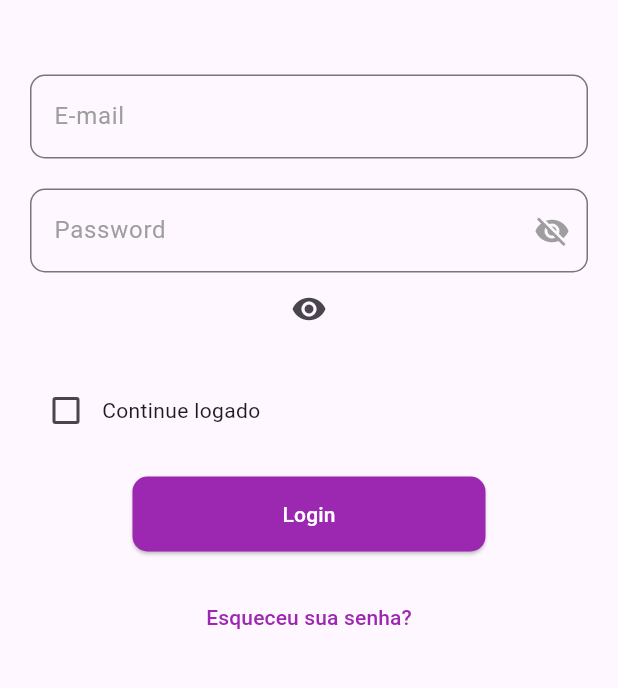
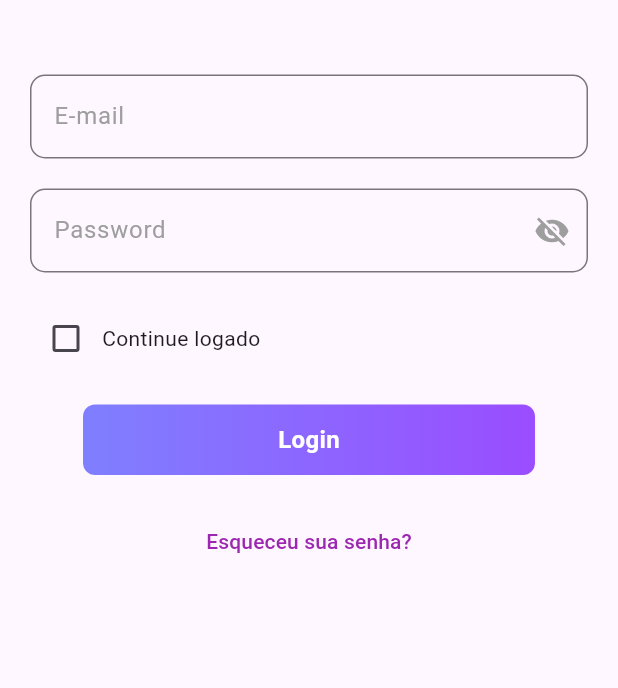
Before and after one commit to DaviTaiyo/FeelHope-FrontEnd, a Flutter app: the screen it shows after launch, after a tap on "Login", on a phone screen of 412 x 824 dp, the part 215-903 px from its top. Run offline on Flutter 3.47's test engine with Material 3 defaults, Android fonts, the light colour scheme and no system bars; our stand-ins replace dio; accounts and stored records are empty; network calls fail.

Commit message:
gradienteButton component

```diff
--- /dev/null
+++ b/lib/components/gradiente_button.dart
@@ -0,0 +1,40 @@
+import 'package:flutter/material.dart';
+
+class GradienteButton extends StatelessWidget {
+  final String text;
+  final VoidCallback onPressed;
+  final Gradient gradient;
+  final Color textColor;
+  final double? width;
+  final double? height;
+  final double? textSize;
+
+  const GradienteButton({
+    Key? key,
+    required this.text,
+    required this.onPressed,
+    required this.gradient,
+    required this.textColor,
+    this.height,
+    this.width,
+    this.textSize,
+  }) : super(key: key);
+
+  @override
+  Widget build(BuildContext context) {
+    return GestureDetector(
+      onTap: onPressed,
+      child: Container(
+        padding: EdgeInsets.symmetric(horizontal: width ?? 24, vertical: height ?? 12),
+        decoration: BoxDecoration(
+          gradient: gradient,
+          borderRadius: BorderRadius.circular(8),
+        ),
+        child: Text(
+          text,
+          style: TextStyle(color: textColor, fontSize: textSize ?? 16, fontWeight: FontWeight.bold),
+        ),
+      ),
+    );
+  }
+}
--- a/lib/presentation/state/login_state.dart
+++ b/lib/presentation/state/login_state.dart
@@ -14,7 +14,6 @@ class LoginState with ChangeNotifier {
 
   Future<void> login(String username, String password) async {
     final result = await loginUser(username, password);
-
     if (result != null) {
       _user = result;
       _error = null;
--- a/lib/presentation/views/loginScreen.dart
+++ b/lib/presentation/views/loginScreen.dart
@@ -1,3 +1,4 @@
+import 'package:feelhope/components/gradiente_button.dart';
 import 'package:flutter/material.dart';
 import '../state/login_state.dart';
 import 'package:provider/provider.dart';
@@ -15,7 +16,8 @@ class _LoginscreenState extends State<Loginscreen> {
   @override
   Widget build(BuildContext context) {
     return Scaffold(
-      body: Padding(
+      body: SingleChildScrollView(
+        child: Padding(
             padding: const EdgeInsets.all(20.0),
             child: Column(
                 crossAxisAlignment: CrossAxisAlignment.center,
@@ -33,13 +35,13 @@ class _LoginscreenState extends State<Loginscreen> {
                   SizedBox(height: 50),
                   TextField(
                     controller: _usernameController,
-              decoration: InputDecoration(labelText: "E-mail",
+                    decoration: InputDecoration(
+                      labelText: "E-mail",
                       labelStyle: TextStyle(color: Colors.grey),
                       border: OutlineInputBorder(
                           borderRadius: BorderRadius.circular(10.0)),
                     ),
                   ),
-
                   SizedBox(height: 20),
                   TextField(
                     controller: _passwordController,
@@ -47,12 +49,13 @@ class _LoginscreenState extends State<Loginscreen> {
                     decoration: InputDecoration(
                       labelText: "Password",
                       labelStyle: TextStyle(color: Colors.grey),
-                border: OutlineInputBorder(borderRadius:
-                 BorderRadius.circular(10.0)
-                ),
+                      border: OutlineInputBorder(
+                          borderRadius: BorderRadius.circular(10.0)),
                       suffixIcon: IconButton(
                         icon: Icon(
-                    showPassword ? Icons.visibility : Icons.visibility_off,
+                          showPassword
+                              ? Icons.visibility
+                              : Icons.visibility_off,
                           color: Colors.grey,
                         ),
                         onPressed: () {
@@ -63,48 +66,30 @@ class _LoginscreenState extends State<Loginscreen> {
                       ),
                     ),
                   ),
-            IconButton(
-              icon: Icon(Icons.visibility),
-              onPressed: () {
-                setState(() {
-                  showPassword = !showPassword;
-                });
-              },
-            ),
                   SizedBox(
                     height: 20,
                   ),
                   Row(
                     children: [
-                Checkbox(value: false, onChanged: (bool? value) {},
+                      Checkbox(
+                        value: false,
+                        onChanged: (bool? value) {},
                       ),
                       Text("Continue logado"),
                     ],
                   ),
                   SizedBox(height: 20),
-            ElevatedButton(
-              child: Text("Login",
-               style: TextStyle(color: Colors.white),
-              ),
-              onPressed: () {
-                final loginState = Provider.of<LoginState>(context, listen: false);
-                loginState.login(_usernameController.text,
-                    _passwordController.text);
-
-              },
-              style: ElevatedButton.styleFrom(
-                backgroundColor: Colors.purple,
-                padding: EdgeInsets.symmetric(horizontal: 100, vertical: 15),
-                shape: RoundedRectangleBorder(
-                  borderRadius: BorderRadius.circular(10.0),
-                )
-              ),
-              ),
-
-
+                  GradienteButton(text: "Login", onPressed: () {
+                      final loginState =
+                          Provider.of<LoginState>(context, listen: false);
+                      loginState.login(
+                          _usernameController.text, _passwordController.text);
+                    }, width: 130, gradient: LinearGradient(
+              colors: [Color(0xFF7F7FFF), Color(0xFF9A4DFF)]), textColor: Colors.white,),
                   SizedBox(height: 20),
-              TextButton(child:
-              Text("Esqueceu sua senha?", style: TextStyle(color: Colors.purple)),
+                  TextButton(
+                    child: Text("Esqueceu sua senha?",
+                        style: TextStyle(color: Colors.purple)),
                     onPressed: () {},
                   ),
                   Consumer<LoginState>(builder: (context, state, child) {
@@ -114,22 +99,16 @@ class _LoginscreenState extends State<Loginscreen> {
                         style: TextStyle(color: Colors.white),
                       );
                     } else if (state.error != null) {
-                  return Text("Error: ${state.error}",
+                      return Text(
+                        "Error: ${state.error}",
                         style: TextStyle(color: Colors.white),
                       );
                     } else {
                       return Container();
                     }
                   }),
-            ])
-
-
+                ])),
       ),
     );
   }
 }
-
-
-//style: TextStyle(color: Colors.black),
-//obscureText: !showPassword,
-              //style: TextStyle(color: Colors.black),
```
Lines whose indentation alone changed are shown as unchanged.
